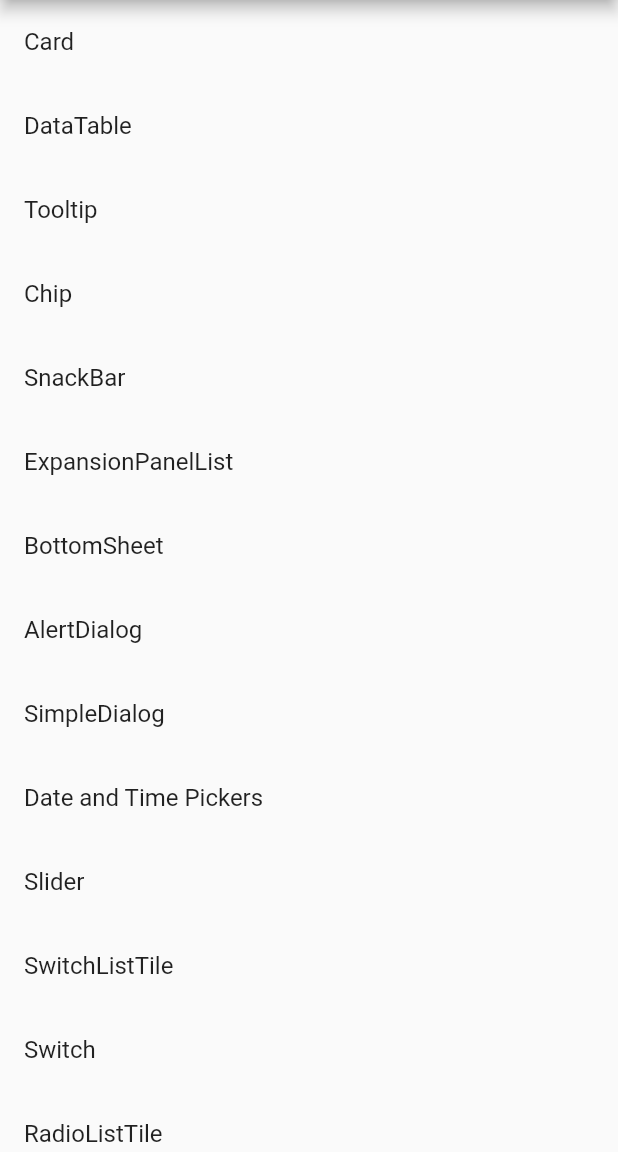
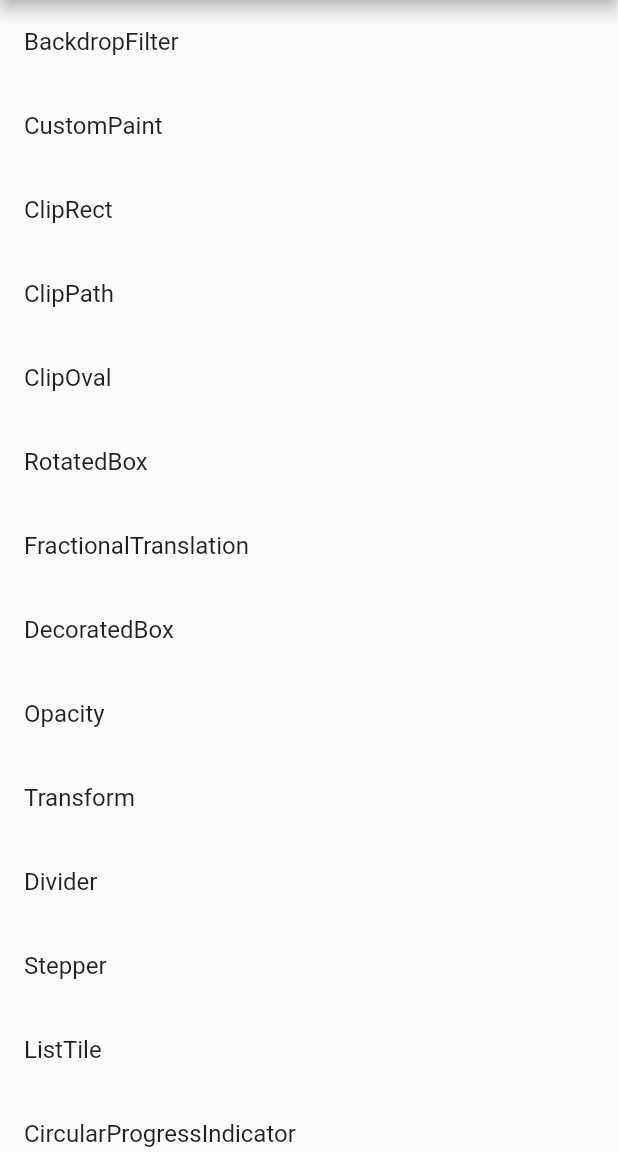
Before and after one commit to nuelsoft/flutter_widgetsby_example, a Flutter app: the screen it shows after launch, on a phone screen of 412 x 824 dp, the part 84-1236 px from its top. Run offline on Flutter 3.47's test engine with Material 2 defaults, Android fonts, the phone set to English and light mode, and no system bars.

Commit message:
Added more widgets

```diff
--- a/lib/app.dart
+++ b/lib/app.dart
@@ -26,7 +26,7 @@ class App extends StatelessWidget {
       appBar: AppBar(title: Text("Flutter By Example")),
       body: ListView(
           physics: BouncingScrollPhysics(),
-          children: Register.widgetList
+          children: Register().widgetList
               .map((i) => ListTile(
                     title: Text(i["title"]),
                     onTap: () => _goTo(
--- a/lib/core/register.dart
+++ b/lib/core/register.dart
@@ -9,21 +9,34 @@ import 'package:flutterbyexample/widgets/animated_opacity.dart';
 import 'package:flutterbyexample/widgets/animated_physical_model.dart';
 import 'package:flutterbyexample/widgets/animated_positioned.dart';
 import 'package:flutterbyexample/widgets/animated_size.dart';
+import 'package:flutterbyexample/widgets/backdrop_filter.dart';
 import 'package:flutterbyexample/widgets/bottom_sheet.dart';
 import 'package:flutterbyexample/widgets/card.dart';
 import 'package:flutterbyexample/widgets/checkbox.dart';
 import 'package:flutterbyexample/widgets/checkbox_listtile.dart';
 import 'package:flutterbyexample/widgets/chip.dart';
+import 'package:flutterbyexample/widgets/circular_progress_indicator.dart';
+import 'package:flutterbyexample/widgets/clip_oval.dart';
+import 'package:flutterbyexample/widgets/clip_path.dart';
+import 'package:flutterbyexample/widgets/clip_rect.dart';
 import 'package:flutterbyexample/widgets/container.dart';
+import 'package:flutterbyexample/widgets/custom_paint.dart';
 import 'package:flutterbyexample/widgets/data_table.dart';
 import 'package:flutterbyexample/widgets/date_time_picker.dart';
+import 'package:flutterbyexample/widgets/decorated_box.dart';
 import 'package:flutterbyexample/widgets/decorated_box_transition.dart';
+import 'package:flutterbyexample/widgets/divider.dart';
 import 'package:flutterbyexample/widgets/expansion_panel.dart';
 import 'package:flutterbyexample/widgets/fade_transition.dart';
+import 'package:flutterbyexample/widgets/fractional_translation.dart';
 import 'package:flutterbyexample/widgets/hero.dart';
+import 'package:flutterbyexample/widgets/linear_progress_indicator.dart';
+import 'package:flutterbyexample/widgets/listtile.dart';
+import 'package:flutterbyexample/widgets/opacity.dart';
 import 'package:flutterbyexample/widgets/positioned_transition.dart';
 import 'package:flutterbyexample/widgets/radio.dart';
 import 'package:flutterbyexample/widgets/radio_listtile.dart';
+import 'package:flutterbyexample/widgets/rotated_box.dart';
 import 'package:flutterbyexample/widgets/rotation_transition.dart';
 import 'package:flutterbyexample/widgets/scale_transition.dart';
 import 'package:flutterbyexample/widgets/simple_dialog.dart';
@@ -31,14 +44,37 @@ import 'package:flutterbyexample/widgets/size_transition.dart';
 import 'package:flutterbyexample/widgets/slide_transition.dart';
 import 'package:flutterbyexample/widgets/slider.dart';
 import 'package:flutterbyexample/widgets/snackbar.dart';
+import 'package:flutterbyexample/widgets/stepper.dart';
 import 'package:flutterbyexample/widgets/switch.dart';
 import 'package:flutterbyexample/widgets/switch_listtile.dart';
 import 'package:flutterbyexample/widgets/text.dart';
 import 'package:flutterbyexample/widgets/textfield.dart';
 import 'package:flutterbyexample/widgets/tooltip.dart';
+import 'package:flutterbyexample/widgets/trasform.dart';
 
 class Register {
-  static final List<Map<String, dynamic>> widgetList = [
+  final List<Map<String, dynamic>> widgetList = [
+    {"widget": BackdropFilterExample(), "title": "BackdropFilter"},
+    {"widget": CustomPaintExample(), "title": "CustomPaint"},
+    {"widget": ClipRectExample(), "title": "ClipRect"},
+    {"widget": CLipPathExample(), "title": "ClipPath"},
+    {"widget": ClipOvalExample(), "title": "ClipOval"},
+    {"widget": RotatedBoxExample(), "title": "RotatedBox"},
+    {"widget": FractionalTranslationExample(), "title": "FractionalTranslation"},
+    {"widget": DecoratedBoxExample(), "title": "DecoratedBox"},
+    {"widget": OpacityExample(), "title": "Opacity"},
+    {"widget": TransformExample(), "title": "Transform"},
+    {"widget": DividerExample(), "title": "Divider"},
+    {"widget": StepperExample(), "title": "Stepper"},
+    {"widget": ListTileExample(), "title": "ListTile"},
+    {
+      "widget": CircularProgressIndicatorExample(),
+      "title": "CircularProgressIndicator"
+    },
+    {
+      "widget": LinearProgressIndicatorExample(),
+      "title": "LinearProgressIndicator"
+    },
     {"widget": CardExample(), "title": "Card"},
     {"widget": DataTableExample(), "title": "DataTable"},
     {"widget": TooltipExample(), "title": "Tooltip"},
--- /dev/null
+++ b/lib/widgets/circular_progress_indicator.dart
@@ -0,0 +1,8 @@
+import 'package:flutter/material.dart';
+
+class CircularProgressIndicatorExample extends StatelessWidget {
+  @override
+  Widget build(BuildContext context) {
+    return Container(child: Center(child: CircularProgressIndicator()));
+  }
+}
--- /dev/null
+++ b/lib/widgets/custom_paint.dart
@@ -0,0 +1,12 @@
+import 'package:flutter/material.dart';
+
+class CustomPaintExample extends StatelessWidget {
+  @override
+  Widget build(BuildContext context) {
+    return Center(
+        child: CustomPaint(
+      child: Text("CustomPaint"),
+      size: Size(300, 300),
+    ));
+  }
+}
--- /dev/null
+++ b/lib/widgets/opacity.dart
@@ -0,0 +1,19 @@
+import 'package:flutter/material.dart';
+
+class OpacityExample extends StatelessWidget {
+  @override
+  Widget build(BuildContext context) {
+    return Container(
+      child: Center(
+          child: Opacity(
+        opacity: 0.4,
+        child: Container(
+          color: Colors.orange,
+          height: 200,
+          width: 200,
+          child: Center(child: Text("Opacity 0.4")),
+        ),
+      )),
+    );
+  }
+}
```
Also changed, not shown: lib/widgets/backdrop_filter.dart (added, +24 -0 lines), lib/widgets/card.dart (+8 -5 lines), lib/widgets/clip_oval.dart (added, +16 -0 lines), lib/widgets/clip_path.dart (added, +18 -0 lines), lib/widgets/clip_rect.dart (added, +16 -0 lines), lib/widgets/decorated_box.dart (added, +15 -0 lines), lib/widgets/divider.dart (added, +25 -0 lines), lib/widgets/fractional_translation.dart (added, +11 -0 lines), lib/widgets/linear_progress_indicator.dart (+10 -0 lines), lib/widgets/listtile.dart (added, +13 -0 lines), lib/widgets/rotated_box.dart (added, +18 -0 lines), lib/widgets/stepper.dart (added, +56 -0 lines), lib/widgets/trasform.dart (added, +22 -0 lines).
